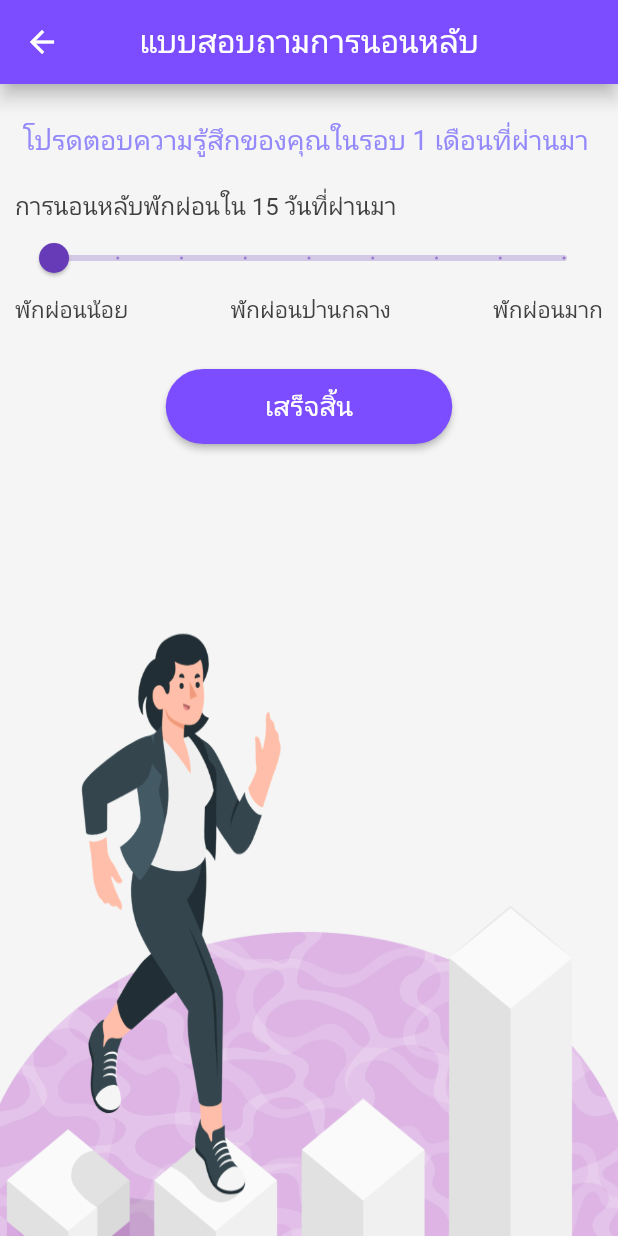
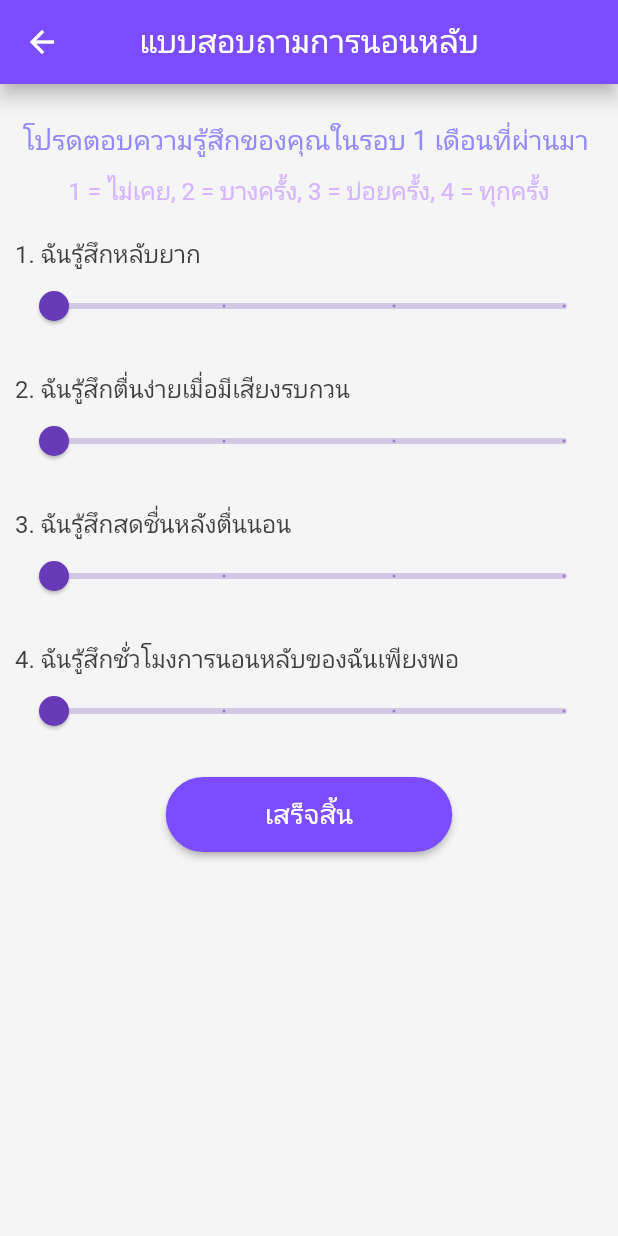
Before and after one commit to anpdgr/SpeechStroop, a Flutter app: the SleepRegisterWidget screen opened directly, on a phone screen of 412 x 824 dp. Run offline on Flutter 3.47's test engine with Material 2 defaults, Android fonts, the phone set to English and light mode, and no system bars; our stand-ins replace avatar_glow, speech_to_text; missing offline and left inert: highlight_text, mongo_dart; Roboto replaces fonts that are missing (BaiJamjuree).

Commit message:
edit register_sleep

```diff
--- a/speech_stroop/lib/main.dart
+++ b/speech_stroop/lib/main.dart
@@ -59,7 +59,7 @@ class _OverviewWidgetState extends State<OverviewWidget> {
             const Padding(
               padding: EdgeInsetsDirectional.fromSTEB(20, 10, 20, 0),
               child: Text(
-                '    แอปพลิเคชันนี้สร้างขึ้นเพื่อทดสอบและบ่งชี้ถึงประสิทธิภาพการทำงานของสมองในผู้สูงอายุด้วยแบบทดสอบ Stroop ในรูปแบบเสียง ซึ่งเป็นการทดสอบที่มีความเกี่ยวข้องกับความจำและการตัดสินใจของผู้ทดสอบ',
+                '    แอปพลิเคชันนี้สร้างขึ้นเพื่อทดสอบและบ่งชี้ถึงประสิทธิภาพการทำงานของสมองในผู้สูงอายุ เพื่อนำไปเก็บเป็นข้อมูลสถิติภายในประเทศไทย ด้วยแบบทดสอบ Stroop ในรูปแบบเสียง ซึ่งมีความเกี่ยวข้องกับความจำและการตัดสินใจของผู้ทดสอบ',
                 textAlign: TextAlign.justify,
                 style: TextStyle(
                   letterSpacing: 0.5,
--- a/speech_stroop/lib/screens/login.dart
+++ b/speech_stroop/lib/screens/login.dart
@@ -178,7 +178,7 @@ class _LoginWidgetWidgetState extends State<LoginWidget> {
                                 //     context,
                                 //     MaterialPageRoute(
                                 //         builder: (context) =>
-                                //             const RegisterWidget()));
+                                //             const ColorTestWidget()));
                               }
                             },
                             child: const Text('เข้าสู่ระบบ'),
@@ -217,7 +217,22 @@ class _LoginWidgetWidgetState extends State<LoginWidget> {
                           textStyle: const TextStyle(
                               fontSize: 14,
                               fontFamily: 'BaiJamjuree',
-                              color: Colors.deepPurpleAccent)))
+                              color: Colors.deepPurpleAccent))),
+                  TextButton(
+                      onPressed: () {
+                        print('Forget password');
+                        Navigator.push(
+                            context,
+                            MaterialPageRoute(
+                                builder: (context) => const ColorTestWidget()));
+                      },
+                      child: const Text('ลืมรหัสผ่าน'),
+                      style: TextButton.styleFrom(
+                          shape: const StadiumBorder(),
+                          textStyle: const TextStyle(
+                              fontSize: 12,
+                              fontFamily: 'BaiJamjuree',
+                              color: Color(0xFFA7A5A5))))
                 ],
               )),
         ),
--- a/speech_stroop/lib/screens/register2.dart
+++ b/speech_stroop/lib/screens/register2.dart
@@ -113,7 +113,7 @@ class _Register2WidgetState extends State<Register2Widget> {
                         controller: textController5,
                         obscureText: false,
                         decoration: InputDecoration(
-                          labelText: 'อีเมลล์',
+                          labelText: 'อีเมล',
                           labelStyle: const TextStyle(
                             fontFamily: 'Bai Jamjuree',
                             fontWeight: FontWeight.w300,
@@ -143,9 +143,9 @@ class _Register2WidgetState extends State<Register2Widget> {
                                   r"^[a-zA-Z0-9.a-zA-Z0-9.!#$%&'*+-/=?^_`{|}~]+@[a-zA-Z0-9]+\.[a-zA-Z]+")
                               .hasMatch(val);
                           if (val.isEmpty) {
-                            return 'โปรดระบุอีเมลล์';
+                            return 'โปรดระบุอีเมล';
                           } else if (!isEmailValid) {
-                            return 'โปรดระบุอีเมลล์ให้ถูกต้อง';
+                            return 'โปรดระบุอีเมลให้ถูกต้อง';
                           }
                           return null;
                         },
--- a/speech_stroop/lib/screens/register_sleep.dart
+++ b/speech_stroop/lib/screens/register_sleep.dart
@@ -12,7 +12,10 @@ class _SleepRegisterWidgetState extends State<SleepRegisterWidget> {
   final scaffoldKey = GlobalKey<ScaffoldState>();
   final formGlobalKey = GlobalKey<FormState>();
 
-  double _currentSliderValue = 1;
+  double _radioValue1 = 1;
+  double _radioValue2 = 1;
+  double _radioValue3 = 1;
+  double _radioValue4 = 1;
 
   @override
   Widget build(BuildContext context) {
@@ -55,13 +58,24 @@ class _SleepRegisterWidgetState extends State<SleepRegisterWidget> {
                             ),
                           ),
                         ),
+                        const Padding(
+                          padding: EdgeInsetsDirectional.fromSTEB(0, 10, 0, 0),
+                          child: Text(
+                            '1 = ไม่เคย, 2 = บางครั้ง, 3 = บ่อยครั้ง, 4 = ทุกครั้ง',
+                            textAlign: TextAlign.center,
+                            style: TextStyle(
+                              color: Color(0xFFD5B5FF),
+                              fontSize: 16,
+                            ),
+                          ),
+                        ),
                         const Align(
                           alignment: AlignmentDirectional(-1, 0),
                           child: Padding(
                             padding:
                                 EdgeInsetsDirectional.fromSTEB(0, 20, 0, 0),
                             child: Text(
-                              'การนอนหลับพักผ่อนใน 15 วันที่ผ่านมา',
+                              '1. ฉันรู้สึกหลับยาก',
                               style: TextStyle(
                                 color: Color(0xFF3F3F3F),
                                 fontSize: 16,
@@ -70,47 +84,133 @@ class _SleepRegisterWidgetState extends State<SleepRegisterWidget> {
                           ),
                         ),
                         Slider(
-                          value: _currentSliderValue,
+                          value: _radioValue1,
                           min: 1,
-                          max: 9,
-                          divisions: 8,
-                          label: _currentSliderValue.round().toString(),
+                          max: 4,
+                          divisions: 3,
+                          label: _radioValue1.round().toString(),
                           onChanged: (double value) {
                             setState(() {
-                              _currentSliderValue = value;
+                              _radioValue1 = value;
                             });
                           },
                         ),
-                        Row(
-                          mainAxisSize: MainAxisSize.max,
-                          mainAxisAlignment: MainAxisAlignment.spaceBetween,
-                          children: const [
-                            Text(
-                              'พักผ่อนน้อย',
+                        // Row(
+                        //   mainAxisSize: MainAxisSize.max,
+                        //   mainAxisAlignment: MainAxisAlignment.spaceBetween,
+                        //   children: const [
+                        //     Text(
+                        //       'ไม่เคย',
+                        //       style: TextStyle(
+                        //         color: Color(0xFF3F3F3F),
+                        //         fontSize: 15,
+                        //       ),
+                        //     ),
+                        //     Text(
+                        //       'บางครั้ง',
+                        //       style: TextStyle(
+                        //         color: Color(0xFF3F3F3F),
+                        //         fontSize: 15,
+                        //       ),
+                        //     ),
+                        //     Text(
+                        //       'บ่อยครั้ง',
+                        //       style: TextStyle(
+                        //         color: Color(0xFF3F3F3F),
+                        //         fontSize: 15,
+                        //       ),
+                        //     ),
+                        //     Text(
+                        //       'ทุกครั้ง',
+                        //       style: TextStyle(
+                        //         color: Color(0xFF3F3F3F),
+                        //         fontSize: 15,
+                        //       ),
+                        //     )
+                        //   ],
+                        // ),
+                        const Align(
+                          alignment: AlignmentDirectional(-1, 0),
+                          child: Padding(
+                            padding:
+                                EdgeInsetsDirectional.fromSTEB(0, 20, 0, 0),
+                            child: Text(
+                              '2. ฉันรู้สึกตื่นง่ายเมื่อมีเสียงรบกวน',
                               style: TextStyle(
                                 color: Color(0xFF3F3F3F),
-                                fontSize: 15,
+                                fontSize: 16,
                               ),
                             ),
-                            Text(
-                              'พักผ่อนปานกลาง',
+                          ),
+                        ),
+                        Slider(
+                          value: _radioValue2,
+                          min: 1,
+                          max: 4,
+                          divisions: 3,
+                          label: _radioValue2.round().toString(),
+                          onChanged: (double value) {
+                            setState(() {
+                              _radioValue2 = value;
+                            });
+                          },
+                        ),
+                        //3
+                        const Align(
+                          alignment: AlignmentDirectional(-1, 0),
+                          child: Padding(
+                            padding:
+                                EdgeInsetsDirectional.fromSTEB(0, 20, 0, 0),
+                            child: Text(
+                              '3. ฉันรู้สึกสดชื่นหลังตื่นนอน',
                               style: TextStyle(
                                 color: Color(0xFF3F3F3F),
-                                fontSize: 15,
+                                fontSize: 16,
                               ),
                             ),
-                            Text(
-                              'พักผ่อนมาก',
+                          ),
+                        ),
+                        Slider(
+                          value: _radioValue3,
+                          min: 1,
+                          max: 4,
+                          divisions: 3,
+                          label: _radioValue3.round().toString(),
+                          onChanged: (double value) {
+                            setState(() {
+                              _radioValue3 = value;
+                            });
+                          },
+                        ),
+                        const Align(
+                          alignment: AlignmentDirectional(-1, 0),
+                          child: Padding(
+                            padding:
+                                EdgeInsetsDirectional.fromSTEB(0, 20, 0, 0),
+                            child: Text(
+                              '4. ฉันรู้สึกชั่วโมงการนอนหลับของฉันเพียงพอ',
                               style: TextStyle(
                                 color: Color(0xFF3F3F3F),
-                                fontSize: 15,
+                                fontSize: 16,
                               ),
-                            )
-                          ],
+                            ),
+                          ),
+                        ),
+                        Slider(
+                          value: _radioValue4,
+                          min: 1,
+                          max: 4,
+                          divisions: 3,
+                          label: _radioValue4.round().toString(),
+                          onChanged: (double value) {
+                            setState(() {
+                              _radioValue4 = value;
+                            });
+                          },
                         ),
                         Padding(
                             padding: const EdgeInsetsDirectional.fromSTEB(
-                                0, 30, 0, 5),
+                                0, 20, 0, 5),
                             child: SizedBox(
                               width: 191,
                               height: 50,
@@ -137,17 +237,17 @@ class _SleepRegisterWidgetState extends State<SleepRegisterWidget> {
                     )),
               ),
             ),
-            Expanded(
-              child: Align(
-                alignment: const AlignmentDirectional(0, 1),
-                child: Image.asset(
-                  'assets/images/motivation-amico.png',
-                  width: MediaQuery.of(context).size.width,
-                  height: MediaQuery.of(context).size.height * 0.55,
-                  fit: BoxFit.fill,
-                ),
-              ),
-            )
+            // Expanded(
+            //   child: Align(
+            //     alignment: const AlignmentDirectional(0, 1),
+            //     child: Image.asset(
+            //       'assets/images/motivation-amico.png',
+            //       width: MediaQuery.of(context).size.width,
+            //       height: MediaQuery.of(context).size.height * 0.55,
+            //       fit: BoxFit.fitHeight,
+            //     ),
+            //   ),
+            // )
           ],
         ),
       ),
--- a/speech_stroop/lib/screens/register_stress.dart
+++ b/speech_stroop/lib/screens/register_stress.dart
@@ -1,7 +1,5 @@
 import 'package:speech_stroop/screens/register_sleep.dart';
 import 'package:flutter/material.dart';
-
-import 'components/radio_button.dart';
 
 class StressRegisterWidget extends StatefulWidget {
   const StressRegisterWidget({Key key}) : super(key: key);
@@ -71,7 +69,7 @@ class _StressRegisterWidgetState extends State<StressRegisterWidget> {
                         textAlign: TextAlign.center,
                         style: TextStyle(
                           color: Color(0xFFD5B5FF),
-                          fontSize: 18,
+                          fontSize: 16,
                         ),
                       ),
                     ),
```
Also changed, not shown: 1 other file.
